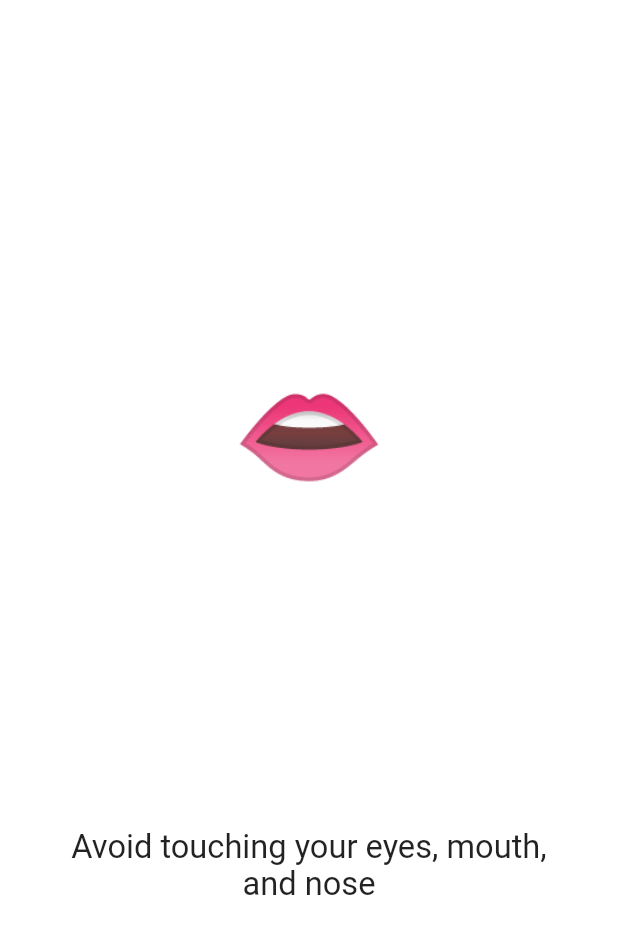
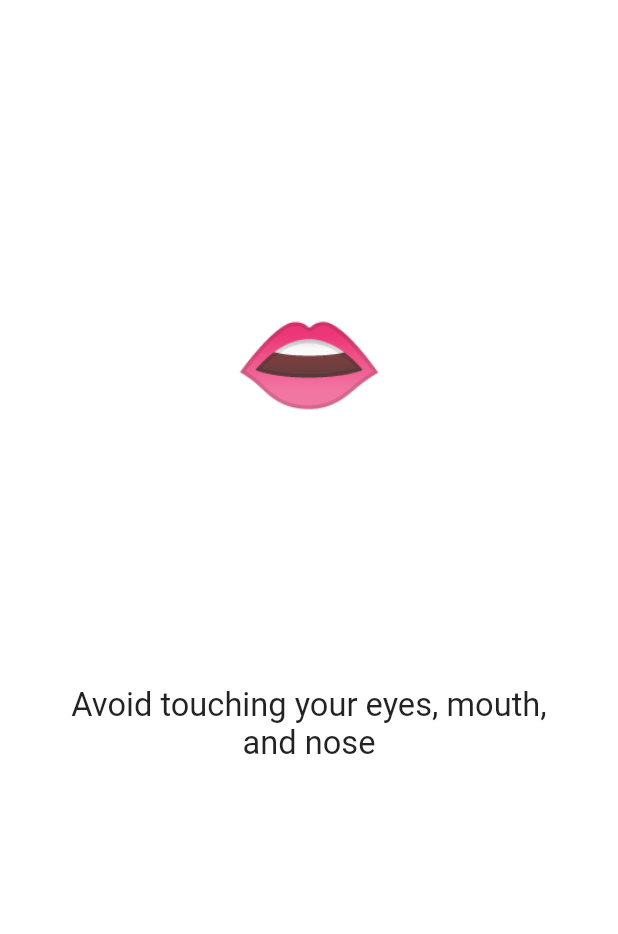
Before and after one commit to WorldHealthOrganization/app, a Flutter app: the CarouselSlide widget shown alone on an empty page, opened directly, on a phone screen of 412 x 824 dp. Shown: the top 934 px of the screen. Run offline on Flutter 3.47's test engine with Material 2 defaults, Android fonts, the phone set to English and light mode, and no system bars; our stand-ins replace share; missing offline and left inert: page_view_indicator.

Commit message:
Fix overflow issues on carousel slider

```diff
--- a/client/flutter/lib/carousel_page.dart
+++ b/client/flutter/lib/carousel_page.dart
@@ -7,37 +7,47 @@ import 'package:page_view_indicator/page_view_indicator.dart';
 class CarouselSlide extends StatelessWidget {
   final Widget titleWidget;
   final String message;
-  final BuildContext context;
 
-  CarouselSlide(this.context, {this.titleWidget, this.message = ""});
+  CarouselSlide({this.titleWidget, this.message = ""});
 
   @override
   Widget build(BuildContext context) {
     double scale = contentScale(context);
-    var screenHeight = MediaQuery.of(context).size.height;
+
+    return LayoutBuilder(
+        builder: (BuildContext context, BoxConstraints constraints) {
+      final double spacerHeight = constraints.biggest.height * .2;
+
       return Container(
         padding: EdgeInsets.all(24),
         child: Card(
           elevation: 0,
+          child: SingleChildScrollView(
+            child: IntrinsicHeight(
               child: Column(
                 mainAxisAlignment: MainAxisAlignment.center,
-          mainAxisSize: MainAxisSize.max,
+                mainAxisSize: MainAxisSize.min,
                 children: <Widget>[
-            Spacer(flex: 1),
-            this.titleWidget == null?Container(height: 0,):Container(
-                height: screenHeight * 0.4,
-                child: this.titleWidget ?? Container()),
-            Spacer(flex: 1),
-            Text(
+                  SizedBox(height: spacerHeight),
+                  if (this.titleWidget != null)
+                    titleWidget
+                  else
+                    SizedBox(height: EmojiHeader.kHeight),
+                  SizedBox(height: spacerHeight),
+                  Expanded(
+                    child: Text(
                       this.message,
                       textScaleFactor: scale * 1.5,
                       textAlign: TextAlign.center,
                     ),
-            Spacer(flex: 2),
+                  ),
                 ],
               ),
             ),
+          ),
+        ),
       );
+    });
   }
 }
 
@@ -119,12 +129,16 @@ class EmojiHeader extends StatelessWidget {
 
   final String emoji;
 
+  static const double kHeight = 100.0;
+
   @override
   Widget build(BuildContext context) {
-    return Center(
+    return SizedBox(
+      height: kHeight,
       child: Text(
         this.emoji,
         textScaleFactor: 6,
+        textAlign: TextAlign.center,
       ),
     );
   }
--- a/client/flutter/pubspec.yaml
+++ b/client/flutter/pubspec.yaml
@@ -4,7 +4,7 @@ description: WHO Flutter app
 version: 0.1.0+1
 
 environment:
-  sdk: ">=2.1.0 <3.0.0"
+  sdk: ">=2.3.0 <3.0.0"
 
 dependencies:
   flutter:
--- a/content/credits.yaml
+++ b/content/credits.yaml
@@ -24,6 +24,7 @@ team:
   - Ashwin Ramaswami
   - Benjamin Swerdlow
   - Jason Telanoff
+  - Dan Field
 # Add yourself here when you first submit a contribution.
 
 # TODO: Pre-launch, review above list to add in the full team that doesn't make git commits!
```
Also changed, not shown: client/flutter/lib/pages/protect_yourself.dart (+25 -16 lines), client/flutter/lib/pages/travel_advice.dart (+1 -15 lines), client/flutter/lib/pages/who_myth_busters.dart (+12 -22 lines), 2 other files. Lines whose indentation alone changed are shown as unchanged.
